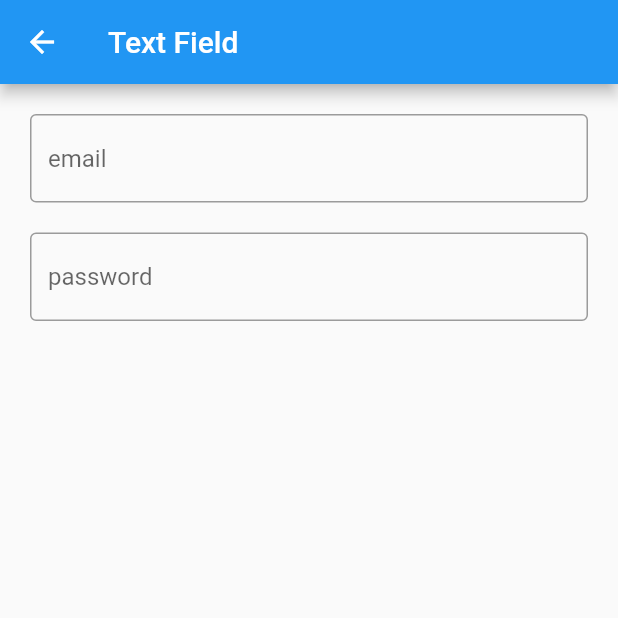
After one commit to R4MA26/flutter-introduction, a Flutter app: the TextFieldWidget screen opened directly, on a phone screen of 412 x 824 dp, the top half of it. The commit adds this screen. Run offline on Flutter 3.47's test engine with Material 2 defaults, Android fonts, the phone set to English and light mode, and no system bars.

Commit message:
flutter introduction

```diff
--- /dev/null
+++ b/lib/page/detail_page_widget/text_field.dart
@@ -0,0 +1,36 @@
+import 'package:flutter/material.dart';
+
+class TextFieldWidget extends StatelessWidget {
+  const TextFieldWidget({super.key});
+
+  @override
+  Widget build(BuildContext context) {
+    return Scaffold(
+      appBar: AppBar(
+        title: const Text('Text Field'),
+      ),
+      body: Padding(
+        padding: const EdgeInsets.all(20),
+        child: Column(
+          children: const [
+            TextField(
+              decoration: InputDecoration(
+                hintText: 'email',
+                border: OutlineInputBorder(),
+              ),
+            ),
+            SizedBox(
+              height: 20,
+            ),
+            TextField(
+              decoration: InputDecoration(
+                hintText: 'password',
+                border: OutlineInputBorder(),
+              ),
+            ),
+          ],
+        ),
+      ),
+    );
+  }
+}
```
Also changed, not shown: lib/page/list_widget_screen.dart (+17 -0 lines).
